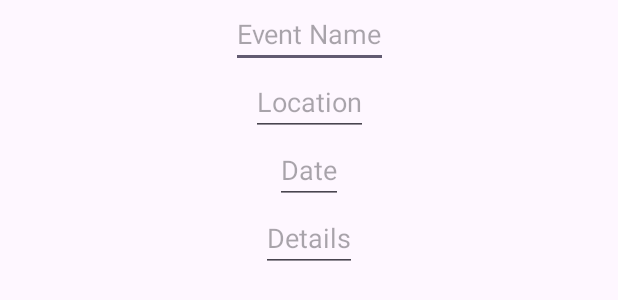
After one commit to CMPUT301W24T04/QrazyQRsRUs, an Android app: the layout new_event_text_fragment.xml on its own in the app's theme, with its tools: preview values and no code run, on a phone screen of 412 x 824 dp. The commit adds this screen. Shown: the top 300 px of the screen. Run offline under Robolectric (Android 15) with nearby library versions, the phone set to English and light mode, and no system bars.

Commit message:
started xml files for the fragments of a new event creation sequence. made xml file for nav host. got navhost and navcontroller in main activity

```diff
--- /dev/null
+++ b/code/app/src/main/res/layout/new_event_text_fragment.xml
@@ -0,0 +1,52 @@
+<?xml version="1.0" encoding="utf-8"?>
+<androidx.constraintlayout.widget.ConstraintLayout xmlns:android="http://schemas.android.com/apk/res/android"
+    android:id="@+id/new_event_text_fragment"
+    android:layout_width="match_parent"
+    android:layout_height="match_parent"
+    xmlns:app="http://schemas.android.com/apk/res-auto">
+    <EditText
+        android:id="@+id/event_name_edit_text"
+        app:layout_constraintTop_toTopOf="parent"
+        app:layout_constraintLeft_toLeftOf="parent"
+        app:layout_constraintRight_toRightOf="parent"
+        android:layout_width="wrap_content"
+        android:layout_height="wrap_content"
+        android:hint="Event Name"
+        android:maxLength="256">
+<!--        enforce input type-->
+    </EditText>
+    <EditText
+        android:id="@+id/event_location_edit_text"
+        app:layout_constraintTop_toBottomOf="@id/event_name_edit_text"
+        app:layout_constraintLeft_toLeftOf="parent"
+        app:layout_constraintRight_toRightOf="parent"
+        android:layout_width="wrap_content"
+        android:layout_height="wrap_content"
+        android:hint="Location"
+        android:maxLength="256">
+    </EditText>
+    <EditText
+        android:id="@+id/event_date_edit_text"
+        app:layout_constraintTop_toBottomOf="@id/event_location_edit_text"
+        app:layout_constraintLeft_toLeftOf="parent"
+        app:layout_constraintRight_toRightOf="parent"
+        android:layout_width="wrap_content"
+        android:layout_height="wrap_content"
+        android:hint="Date"
+        android:maxLength="256">
+<!--        change so date can be input in a nice way-->
+    </EditText>
+    <EditText
+
+        android:id="@+id/event_details_edit_text"
+        app:layout_constraintTop_toBottomOf="@id/event_date_edit_text"
+        app:layout_constraintLeft_toLeftOf="parent"
+        app:layout_constraintRight_toRightOf="parent"
+        android:layout_width="wrap_content"
+        android:layout_height="wrap_content"
+        android:hint="Details"
+        android:maxLength="256">
+        <!--        make tall to indicate description can be large-->
+    </EditText>
+
+</androidx.constraintlayout.widget.ConstraintLayout>
```
Also changed, not shown: code/app/build.gradle.kts (+20 -0 lines), code/app/src/main/java/com/example/qrazyqrsrus/MainActivity.java (+10 -1 lines), code/app/src/main/res/layout/new_event_image_fragment.xml (added, +24 -0 lines), code/app/src/main/res/layout/new_event_nav_host.xml (added, +15 -0 lines), code/app/src/main/res/navigation/new_event_nav_graph.xml (added, +8 -0 lines).
